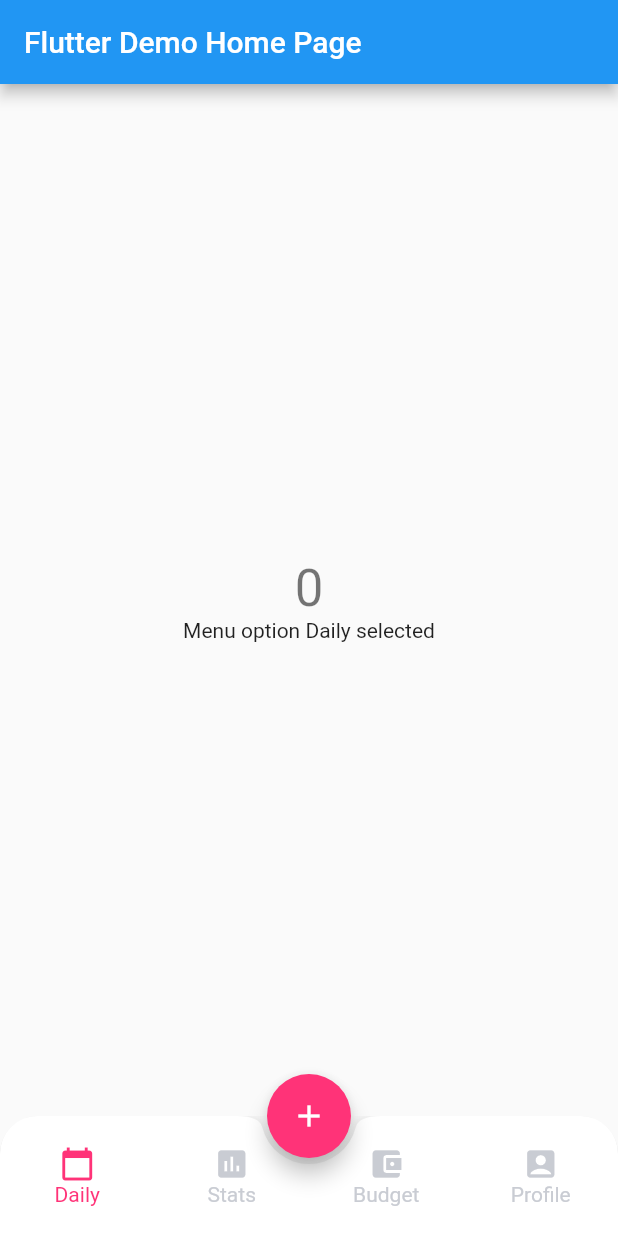
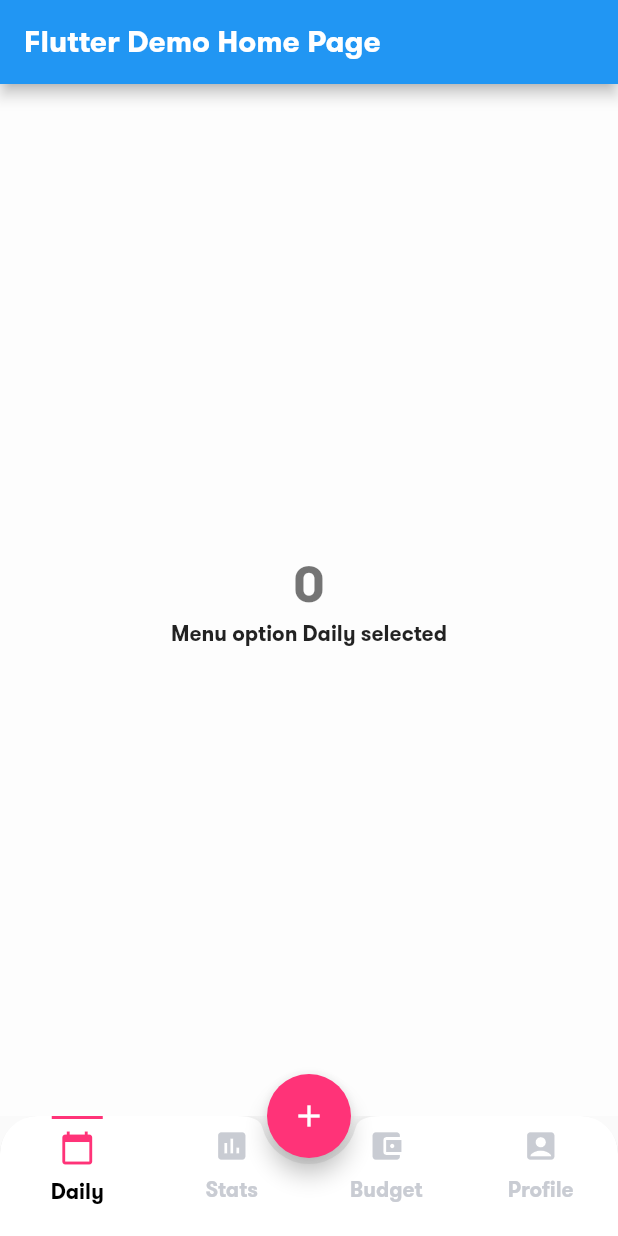
Before and after one commit to Natreve/budget_tracker, a Flutter app: the screen it shows after launch, on a phone screen of 412 x 824 dp. Run offline on Flutter 3.47's test engine with Material 2 defaults, Android fonts, the phone set to English and light mode, and no system bars.

Commit message:
Added fonts and finished custom navbar menu design

```diff
--- a/lib/main.dart
+++ b/lib/main.dart
@@ -11,6 +11,7 @@ class MyApp extends StatelessWidget {
       title: 'Flutter Demo',
       theme: ThemeData(
         primarySwatch: Colors.blue,
+        fontFamily: 'GTWalsheimPro',
       ),
       home: MyHomePage(title: 'Flutter Demo Home Page'),
     );
@@ -50,7 +51,7 @@ class _MyHomePageState extends State<MyHomePage> {
         title: Text(widget.title),
       ),
       body: Container(
-        decoration: BoxDecoration(color: Color.fromRGBO(250, 250, 250, 1)),
+        decoration: BoxDecoration(color: Color.fromRGBO(253, 253, 253, 1)),
         child: Center(
           child: Column(
             mainAxisAlignment: MainAxisAlignment.center,
--- a/lib/widgets/navigationBar.dart
+++ b/lib/widgets/navigationBar.dart
@@ -76,9 +76,19 @@ class BottomAppBarMenuState extends State<BottomAppBarMenu> {
     int index,
     ValueChanged<int> updatedMenuItem,
   }) {
-    Color color = _selectedMenuItem == index
+    Color iconColor = _selectedMenuItem == index
         ? widget.selectedMenuItemColor
         : widget.menuItemColor;
+    Color textColor =
+        _selectedMenuItem == index ? Colors.black : widget.menuItemColor;
+    Border menuItemBorder = _selectedMenuItem == index
+        ? Border(
+            top: BorderSide(
+              width: 2.0,
+              color: Color.fromRGBO(255, 51, 120, 1.0),
+            ),
+          )
+        : null;
     return Expanded(
       child: SizedBox(
         height: 80,
@@ -91,10 +101,18 @@ class BottomAppBarMenuState extends State<BottomAppBarMenu> {
               crossAxisAlignment: CrossAxisAlignment.center,
               mainAxisSize: MainAxisSize.min,
               children: <Widget>[
-                Icon(menuItem.iconData, color: color),
-                Text(
-                  menuItem.text,
-                  style: TextStyle(color: color),
+                SizedBox(
+                  width: 34,
+                  child: Container(
+                    decoration: BoxDecoration(border: menuItemBorder),
+                  ),
+                ),
+                Expanded(child: Icon(menuItem.iconData, color: iconColor)),
+                Expanded(
+                  child: Text(
+                    menuItem.text,
+                    style: TextStyle(color: textColor),
+                  ),
                 )
               ],
             ),
```
Also changed, not shown: pubspec.yaml (+5 -5 lines), fonts/GTWalsheimProBold.ttf (added), fonts/GTWalsheimProRegular.ttf (added).
